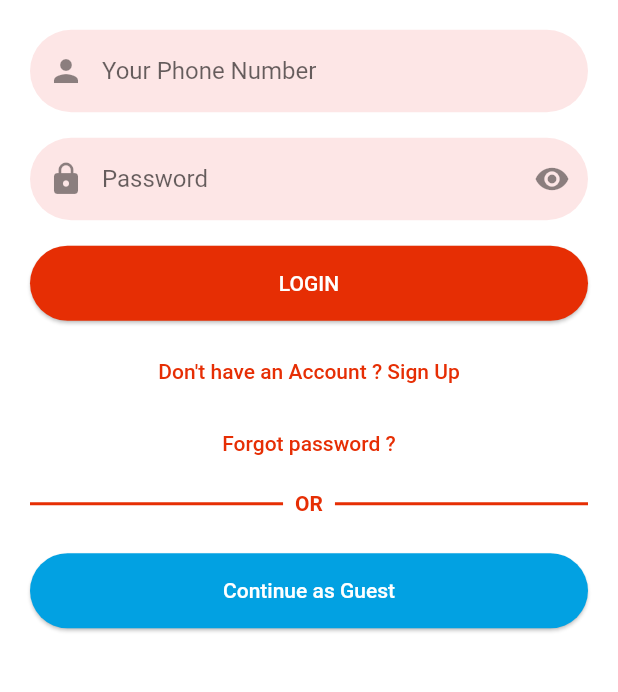
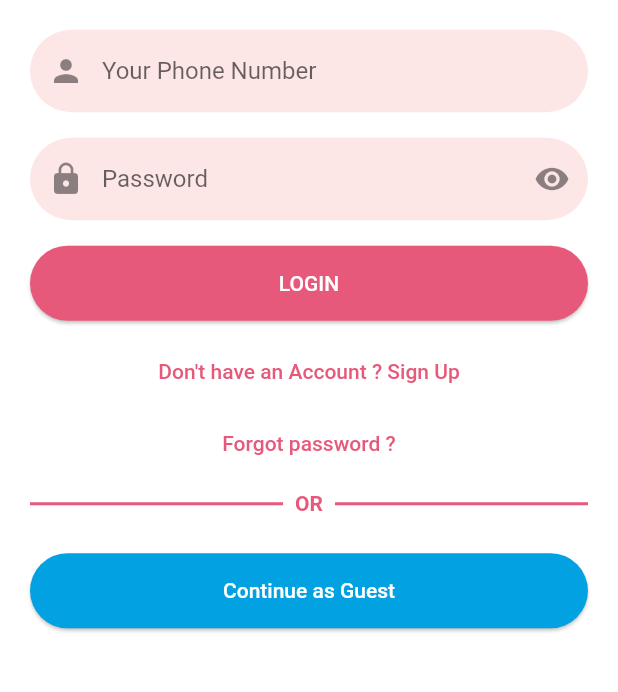
Before and after one commit to emileWhispa/umurinzi_v2, a Flutter app: the screen it shows after launch, item 4 of the bottom bar chosen, on a phone screen of 412 x 824 dp, the part 454-1146 px from its top. Run offline on Flutter 3.47's test engine with Material 2 defaults, Android fonts, the phone set to English and light mode, and no system bars; our stand-ins replace badges, cached_network_image, carousel_slider, dio, flutter_vector_icons, get and 1 more; network calls fail.

Commit message:
init commit

```diff
--- a/lib/authentication.dart
+++ b/lib/authentication.dart
@@ -148,7 +148,7 @@ class _AuthenticationState extends State<Authentication> with Superbase {
                             style: ButtonStyle(
                                 elevation: MaterialStateProperty.all(1),
                                 backgroundColor: MaterialStateProperty.all(
-                                    Color(0xffe62e04)),
+                                    Color(0xffE7597B)),
                                 shape: MaterialStateProperty.all(
                                     RoundedRectangleBorder(
                                         borderRadius:
@@ -171,7 +171,7 @@ class _AuthenticationState extends State<Authentication> with Superbase {
                   child: Text(
                     "Don't have an Account ? Sign Up",
                     textAlign: TextAlign.center,
-                    style: TextStyle(color: Color(0xffe62e04)),
+                    style: TextStyle(color: Color(0xffE7597B)),
                   ),
                 ),
                 TextButton(
@@ -179,7 +179,7 @@ class _AuthenticationState extends State<Authentication> with Superbase {
                   child: Text(
                     "Forgot password ?",
                     textAlign: TextAlign.center,
-                    style: TextStyle(color: Color(0xffe62e04)),
+                    style: TextStyle(color: Color(0xffE7597B)),
                   ),
                 ),
                 Row(
@@ -187,21 +187,21 @@ class _AuthenticationState extends State<Authentication> with Superbase {
                     Expanded(
                         child: Container(
                       height: 2,
-                      color: Color(0xffe62e04),
+                      color: Color(0xffE7597B),
                     )),
                     Padding(
                       padding: const EdgeInsets.all(8.0),
                       child: Text(
                         "OR",
                         style: TextStyle(
-                            color: Color(0xffe62e04),
+                            color: Color(0xffE7597B),
                             fontWeight: FontWeight.bold),
                       ),
                     ),
                     Expanded(
                         child: Container(
                       height: 2,
-                      color: Color(0xffe62e04),
+                      color: Color(0xffE7597B),
                     )),
                   ],
                 ),
--- a/lib/edit_profile.dart
+++ b/lib/edit_profile.dart
@@ -275,7 +275,7 @@ class _EditProfileState extends State<EditProfile> with Superbase {
                             style: ButtonStyle(
                                 elevation: MaterialStateProperty.all(1),
                                 backgroundColor: MaterialStateProperty.all(
-                                    Color(0xffe62e04)),
+                                    Color(0xffE7597B)),
                                 shape: MaterialStateProperty.all(
                                     RoundedRectangleBorder(
                                         borderRadius:
--- a/lib/main.dart
+++ b/lib/main.dart
@@ -35,7 +35,8 @@ class MyApp extends StatelessWidget {
           // or simply save your changes to "hot reload" in a Flutter IDE).
           // Notice that the counter didn't reset back to zero; the application
           // is not restarted.
-          primarySwatch: Colors.red,
+          primarySwatch: Colors.pink,
+          primaryColor: Color(0xffE7597B),
           scaffoldBackgroundColor: Colors.grey.shade200,
           appBarTheme: AppBarTheme(
               actionsIconTheme: IconThemeData(color: Colors.red),
@@ -47,7 +48,7 @@ class MyApp extends StatelessWidget {
                       ?.copyWith(color: Colors.black)),
               iconTheme: IconThemeData(color: Colors.red),
               backgroundColor: Colors.white)),
-      home: MyHomePage(title: 'China kigali'),
+      home: MyHomePage(title: 'Umurinzi'),
     );
   }
 }
--- a/lib/registration.dart
+++ b/lib/registration.dart
@@ -344,7 +344,7 @@ class _RegistrationState extends State<Registration> with Superbase {
                             style: ButtonStyle(
                                 elevation: MaterialStateProperty.all(1),
                                 backgroundColor: MaterialStateProperty.all(
-                                    Color(0xffe62e04)),
+                                    Color(0xffE7597B)),
                                 shape: MaterialStateProperty.all(
                                     RoundedRectangleBorder(
                                         borderRadius:
@@ -367,7 +367,7 @@ class _RegistrationState extends State<Registration> with Superbase {
                   child: Text(
                     "Already have an Account ? Sign In",
                     textAlign: TextAlign.center,
-                    style: TextStyle(color: Color(0xffe62e04)),
+                    style: TextStyle(color: Color(0xffE7597B)),
                   ),
                 ),
                 Row(
@@ -382,7 +382,7 @@ class _RegistrationState extends State<Registration> with Superbase {
                       child: Text(
                         "OR",
                         style: TextStyle(
-                            color: Color(0xffe62e04),
+                            color: Color(0xffE7597B),
                             fontWeight: FontWeight.bold),
                       ),
                     ),
```
